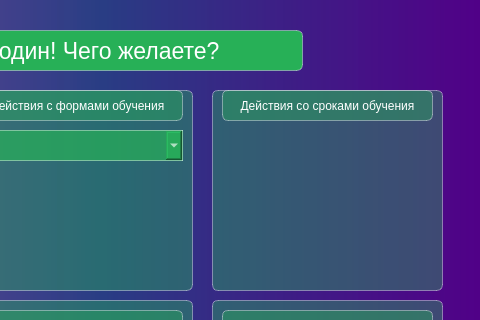
Before: the Qt Designer form ui-files/admin-panel.ui in Fentomi/app-for-top-academy-1.0, drawn with Qt 5; both pictures show x 408 to 888 and y 0 to 320 of the 888 by 600 pixel window.
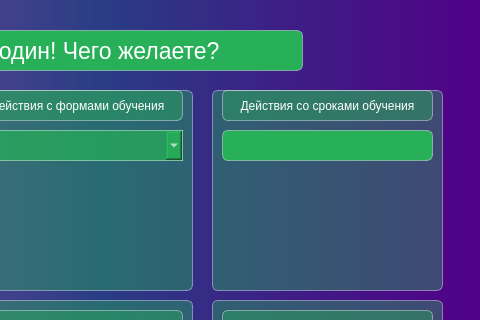
After: the same form once the commit is applied.

```diff
--- a/ui-files/admin-panel.ui
+++ b/ui-files/admin-panel.ui
@@ -642,6 +642,25 @@
 color: white;</string>
     </property>
    </widget>
+   <widget class="QLabel" name="label_learntime">
+    <property name="geometry">
+     <rect>
+      <x>630</x>
+      <y>130</y>
+      <width>211</width>
+      <height>31</height>
+     </rect>
+    </property>
+    <property name="styleSheet">
+     <string notr="true">background-color: rgba(39, 176, 87, 1);
+border: 1px solid rgba(255,255,255, 0.4);
+border-radius: 6px;
+color: white;</string>
+    </property>
+    <property name="text">
+     <string/>
+    </property>
+   </widget>
   </widget>
  </widget>
  <resources/>
```
Left out of the diff: 2 changed lines with no effect on the pictures.
